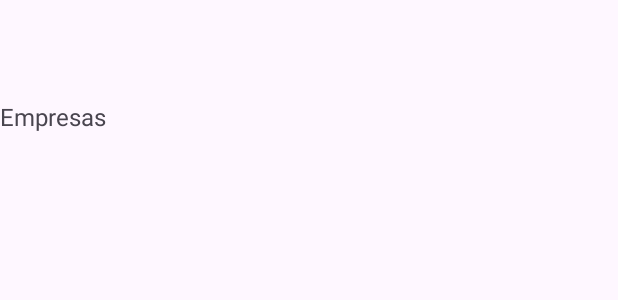
After one commit to GabrielaSRodrigues/prova-1-dm-kotlin, an Android app: the layout activity_file.xml on its own in the app's theme, with its tools: preview values and no code run, on a phone screen of 412 x 824 dp. The commit adds this screen. Shown: the top 300 px of the screen. Run offline under Robolectric (Android 15) with nearby library versions, the phone set to English and light mode, and no system bars.

Commit message:
feat: salvando as classes FilesActivty/Listas/MainActivity

```diff
--- a/app/src/main/AndroidManifest.xml
+++ b/app/src/main/AndroidManifest.xml
@@ -1,7 +1,8 @@
 <?xml version="1.0" encoding="utf-8"?>
 <manifest xmlns:android="http://schemas.android.com/apk/res/android"
     xmlns:tools="http://schemas.android.com/tools">
-
+    <uses-permission android:name="android.permission.READ_EXTERNAL_STORAGE" />
+    <uses-permission android:name="android.permission.WRITE_EXTERNAL_STORAGE" />
     <application
         android:allowBackup="true"
         android:dataExtractionRules="@xml/data_extraction_rules"
--- /dev/null
+++ b/app/src/main/res/layout/activity_file.xml
@@ -0,0 +1,44 @@
+<?xml version="1.0" encoding="utf-8"?>
+<androidx.constraintlayout.widget.ConstraintLayout xmlns:android="http://schemas.android.com/apk/res/android"
+    xmlns:app="http://schemas.android.com/apk/res-auto"
+    xmlns:tools="http://schemas.android.com/tools"
+    android:layout_width="match_parent"
+    android:layout_height="match_parent">
+
+    <ScrollView
+        android:layout_width="413dp"
+        android:layout_height="734dp"
+        tools:layout_editor_absoluteX="0dp"
+        tools:layout_editor_absoluteY="-3dp"
+        tools:ignore="MissingConstraints">
+
+        <LinearLayout
+            android:layout_width="match_parent"
+            android:layout_height="wrap_content"
+            android:orientation="vertical">
+
+            <TextView
+                android:id="@+id/TitleFiles"
+                android:layout_width="410dp"
+                android:layout_height="match_parent"
+                android:text="Empresas"
+                android:textSize="16sp"
+                android:layout_marginTop="100px"
+                android:layout_marginBottom="70px"
+                app:layout_constraintBottom_toBottomOf="parent"
+                app:layout_constraintStart_toStartOf="parent"
+
+                app:layout_constraintVertical_bias="0.5" />
+            <TextView
+                android:id="@+id/showFiles"
+                android:layout_width="410dp"
+                android:layout_height="match_parent"
+                android:textSize="16sp"
+                app:layout_constraintBottom_toBottomOf="parent"
+                app:layout_constraintStart_toStartOf="parent"
+
+                app:layout_constraintVertical_bias="0.5" />
+        </LinearLayout>
+    </ScrollView>
+
+</androidx.constraintlayout.widget.ConstraintLayout>
```
Also changed, not shown: app/src/main/java/com/example/p1/FilesActivity.kt (added, +31 -0 lines), app/src/main/java/com/example/p1/Listas.kt (added, +12 -0 lines), app/src/main/java/com/example/p1/MainActivity.kt (+160 -15 lines), app/src/main/res/layout/activity_main.xml (+17 -0 lines).
